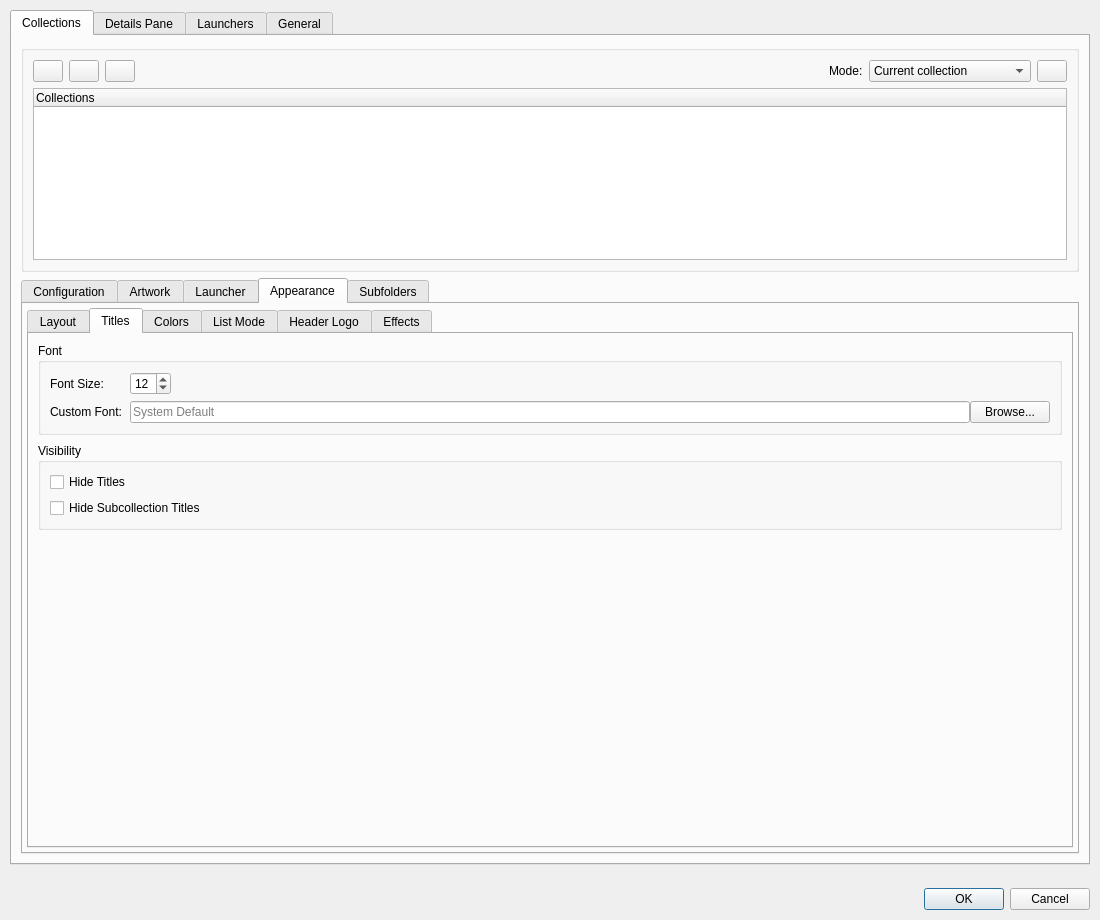
Above: src/ui/dialogs/settingsdialog.ui from EtherAura/Kartend before the change. Below: the same form after it.
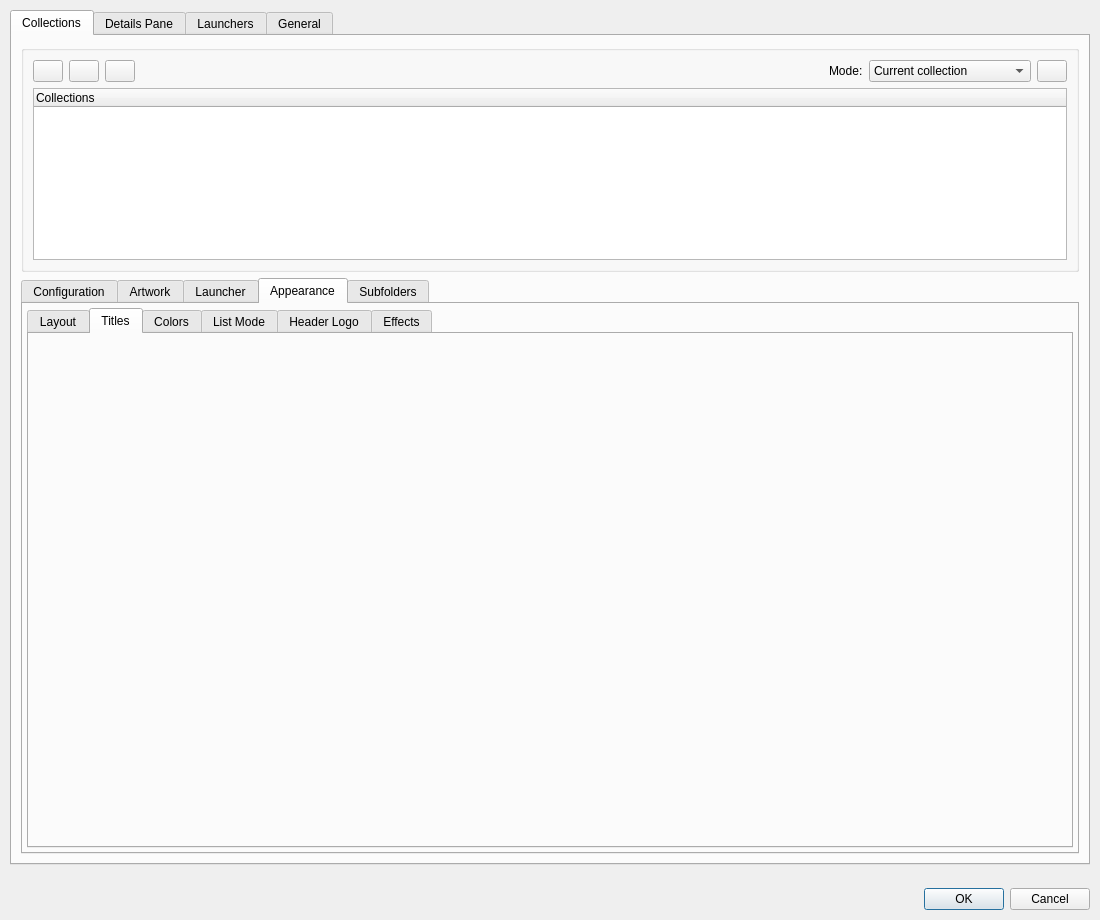
That is the form after the change. The open tabs and pages were chosen to show the change. Icons and pictures are not drawn. Custom widgets are drawn as their Qt base class.

Commit message:
refactor(settings): extract AppearanceTitlesPanel from appearanceTab Titles sub-sub-tab
Per-collection title font size + custom font + browse picker, and the
hide-titles / hide-subcollection-titles visibility checkboxes move into
AppearanceTitlesPanel : QWidget. Browse-font handler internalized.

Diff of the .ui file:
```diff
--- a/src/ui/dialogs/settingsdialog.ui
+++ b/src/ui/dialogs/settingsdialog.ui
@@ -460,73 +460,7 @@
              <widget class="QWidget" name="appearanceTitlesSubTab">
               <attribute name="title"><string>Titles</string></attribute>
               <layout class="QVBoxLayout" name="appearanceTitlesSubTabLayout">
-               <property name="spacing"><number>8</number></property>
-               <item>
-                <widget class="QGroupBox" name="appearanceTitlesFontGroupBox">
-                 <property name="title"><string>Font</string></property>
-                 <layout class="QFormLayout" name="appearanceTitlesFontFormLayout">
-                  <property name="horizontalSpacing"><number>8</number></property>
-                  <property name="verticalSpacing"><number>6</number></property>
-                  <property name="fieldGrowthPolicy"><enum>QFormLayout::FieldGrowthPolicy::ExpandingFieldsGrow</enum></property>
-                  <item row="0" column="0">
-                   <widget class="QLabel" name="label_titles">
-                    <property name="text"><string>Font Size:</string></property>
-                   </widget>
-                  </item>
-                  <item row="0" column="1">
-                   <widget class="QSpinBox" name="fontSizeSpinBox">
-                    <property name="minimumWidth"><number>110</number></property>
-                    <property name="toolTip"><string>Font size for item titles</string></property>
-                    <property name="minimum"><number>8</number></property>
-                    <property name="maximum"><number>72</number></property>
-                    <property name="value"><number>12</number></property>
-                   </widget>
-                  </item>
-                  <item row="1" column="0">
-                   <widget class="QLabel" name="label_customFont">
-                    <property name="text"><string>Custom Font:</string></property>
-                   </widget>
-                  </item>
-                  <item row="1" column="1">
-                   <layout class="QHBoxLayout" name="customFontLayout">
-                    <item>
-                     <widget class="QLineEdit" name="customFontEdit">
-                      <property name="toolTip"><string>Custom font family for item titles (leave empty for system default)</string></property>
-                      <property name="placeholderText"><string>System Default</string></property>
-                     </widget>
-                    </item>
-                    <item>
-                     <widget class="QPushButton" name="browseFontButton">
-                      <property name="text"><string>Browse...</string></property>
-                      <property name="toolTip"><string>Select a font family</string></property>
-                     </widget>
-                    </item>
-                   </layout>
-                  </item>
-                 </layout>
-                </widget>
-               </item>
-               <item>
-                <widget class="QGroupBox" name="appearanceTitlesVisibilityGroupBox">
-                 <property name="title"><string>Visibility</string></property>
-                 <layout class="QVBoxLayout" name="appearanceTitlesVisibilityLayout">
-                  <property name="spacing"><number>6</number></property>
-                  <item>
-                   <widget class="QCheckBox" name="hideTitlesCheckBox">
-                    <property name="toolTip"><string>Hide titles for this collection</string></property>
-                    <property name="text"><string>Hide Titles</string></property>
-                   </widget>
-                  </item>
-                  <item>
-                   <widget class="QCheckBox" name="hideSubcollectionTitlesCheckBox">
-                    <property name="toolTip"><string>Hide titles for subcollections</string></property>
-                    <property name="text"><string>Hide Subcollection Titles</string></property>
-                   </widget>
-                  </item>
-                 </layout>
-                </widget>
-               </item>
-               <item><spacer name="appearanceTitlesVerticalSpacer"><property name="orientation"><enum>Qt::Orientation::Vertical</enum></property><property name="sizeHint" stdset="0"><size><width>20</width><height>4</height></size></property></spacer></item>
+               <item><widget class="AppearanceTitlesPanel" name="appearanceTitlesPanel" native="true"/></item>
               </layout>
              </widget>
              <!-- Sub-tab: Colors -->
@@ -1230,6 +1164,12 @@
    <header>appearancetoolbarpanel.h</header>
    <container>1</container>
   </customwidget>
+  <customwidget>
+   <class>AppearanceTitlesPanel</class>
+   <extends>QWidget</extends>
+   <header>appearancetitlespanel.h</header>
+   <container>1</container>
+  </customwidget>
  </customwidgets>
  <resources/>
  <connections/>
```
The commit also changes 9 other files.
